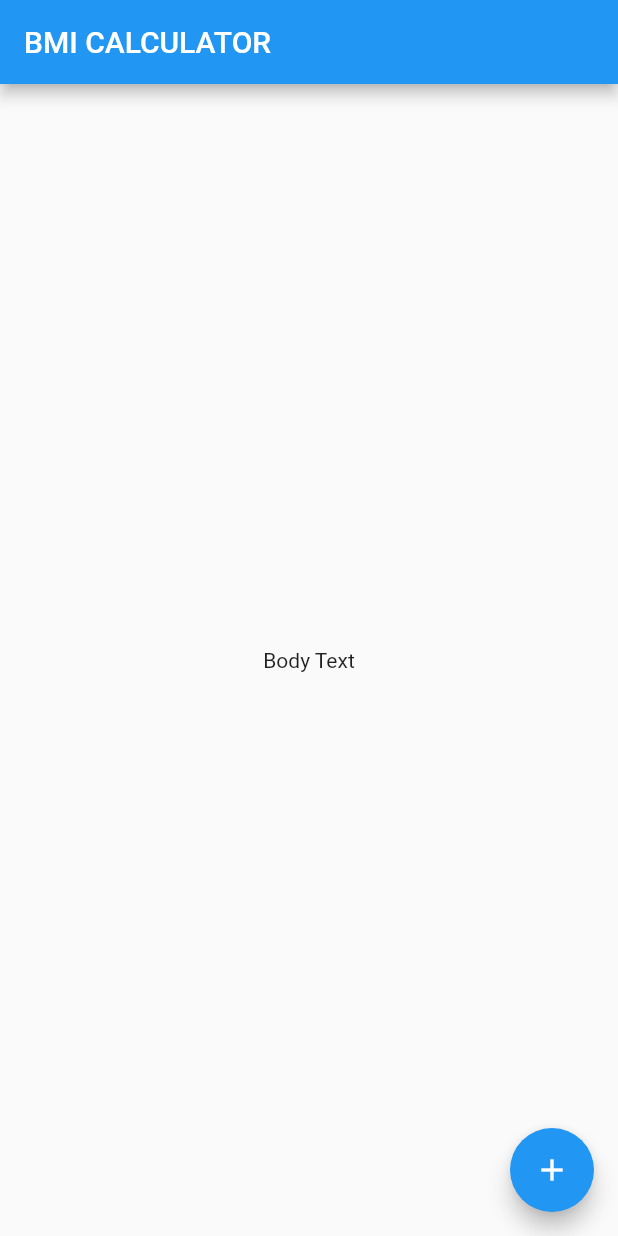
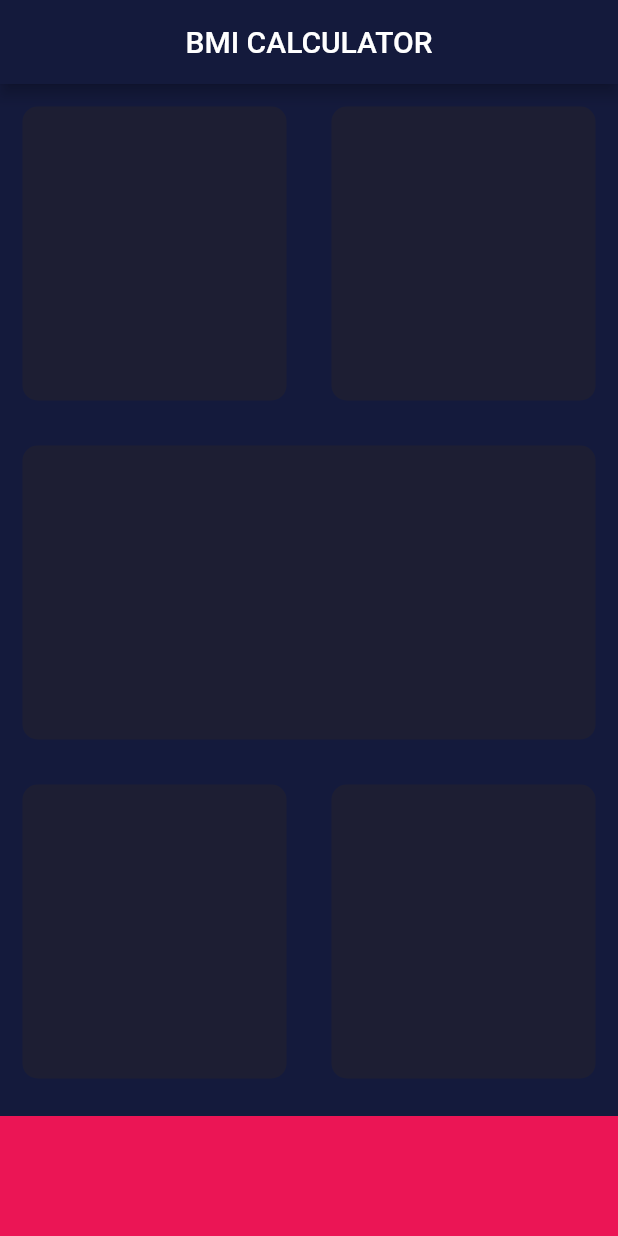
Before and after one commit to hajardami/simplebmicalculator, a Flutter app: the screen it shows after launch, on a phone screen of 412 x 824 dp. Run offline on Flutter 3.47's test engine with Material 2 defaults, Android fonts, the phone set to English and light mode, and no system bars.

```diff
--- /dev/null
+++ b/lib/input_page.dart
@@ -0,0 +1,90 @@
+import 'package:flutter/cupertino.dart';
+import 'package:flutter/material.dart';
+
+const bottomContainerHeight = 80.0;
+const Color colorbox = Color(0xFF1D1E33);
+const Color bottomcolor = Color(0xFFEB1555);
+
+class InputPage extends StatefulWidget {
+  @override
+  _InputPageState createState() => _InputPageState();
+}
+
+class _InputPageState extends State<InputPage> {
+  @override
+  Widget build(BuildContext context) {
+    return Scaffold(
+      appBar: AppBar(
+        title: Center(child: Text('BMI CALCULATOR')),
+      ),
+      body: Center(
+        child: Column(
+          children: [
+            Expanded(
+              child: Row(
+                children: [
+                  Expanded(
+                    child: ReusableCard(
+                      colour: colorbox,
+                    ),
+                  ),
+                  Expanded(
+                    child: ReusableCard(
+                      colour: colorbox,
+                    ),
+                  ),
+                ],
+              ),
+            ),
+            Expanded(
+              child: Row(
+                children: [
+                  Expanded(
+                    child: ReusableCard(
+                      colour: colorbox,
+                    ),
+                  ),
+                ],
+              ),
+            ),
+            Expanded(
+              child: Row(
+                children: [
+                  Expanded(
+                    child: ReusableCard(
+                      colour: colorbox,
+                    ),
+                  ),
+                  Expanded(
+                    child: ReusableCard(
+                      colour: colorbox,
+                    ),
+                  ),
+                ],
+              ),
+            ),
+            Container(
+              color: bottomcolor,
+              width: double.infinity,
+              height: bottomContainerHeight,
+              margin: EdgeInsets.only(top: 10.0),
+            )
+          ],
+        ),
+      ),
+    );
+  }
+}
+
+class ReusableCard extends StatelessWidget {
+  ReusableCard({required this.colour});
+  final Color colour;
+  @override
+  Widget build(BuildContext context) {
+    return Container(
+      margin: EdgeInsets.all(15),
+      decoration:
+          BoxDecoration(color: colour, borderRadius: BorderRadius.circular(10)),
+    );
+  }
+}
--- a/lib/main.dart
+++ b/lib/main.dart
@@ -1,4 +1,5 @@
 import 'package:flutter/material.dart';
+import 'input_page.dart';
 
 void main() => runApp(BMICalculator());
 
@@ -6,29 +7,17 @@ class BMICalculator extends StatelessWidget {
   @override
   Widget build(BuildContext context) {
     return MaterialApp(
+      theme: ThemeData(
+        appBarTheme: AppBarTheme(
+          color: const Color(0xFF141a3c),
+        ),
+        scaffoldBackgroundColor: const Color(0xFF141a3c),
+        accentColor: Colors.purple,
+        textTheme: TextTheme(
+          bodyText2: TextStyle(color: Colors.white),
+        ),
+      ),
       home: InputPage(),
     );
   }
 }
-
-class InputPage extends StatefulWidget {
-  @override
-  _InputPageState createState() => _InputPageState();
-}
-
-class _InputPageState extends State<InputPage> {
-  @override
-  Widget build(BuildContext context) {
-    return Scaffold(
-      appBar: AppBar(
-        title: Text('BMI CALCULATOR'),
-      ),
-      body: Center(
-        child: Text('Body Text'),
-      ),
-      floatingActionButton: FloatingActionButton(
-        child: Icon(Icons.add),
-      ),
-    );
-  }
-}
```
